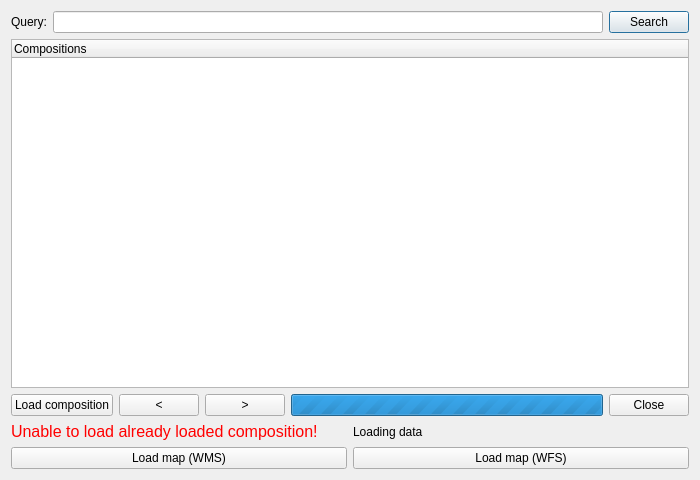
This is dlg_addMicka.ui in LESPROJEKT/qgis-layman-plugin as Qt 5 draws it before an edit. The edited form follows.
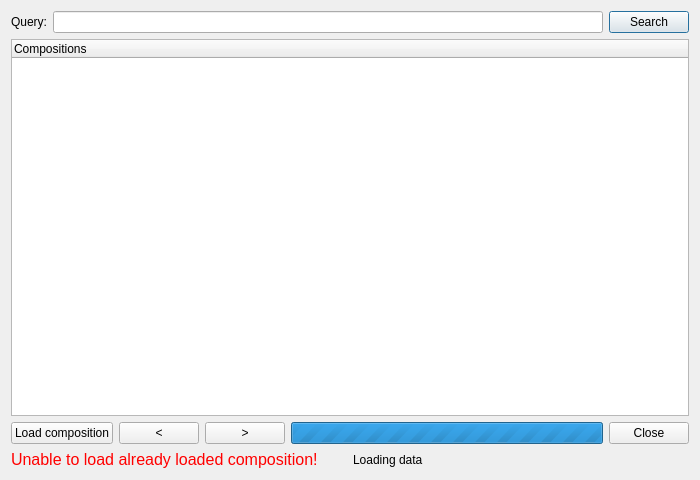
This is the edited form.

The edit to the form file:
```diff
--- a/dlg_addMicka.ui
+++ b/dlg_addMicka.ui
@@ -5,6 +5,14 @@
   <property name="windowModality">
    <enum>Qt::ApplicationModal</enum>
   </property>
+  <property name="geometry">
+   <rect>
+    <x>0</x>
+    <y>0</y>
+    <width>700</width>
+    <height>480</height>
+   </rect>
+  </property>
   <property name="minimumSize">
    <size>
     <width>700</width>
@@ -121,22 +129,7 @@
     </layout>
    </item>
    <item>
-    <layout class="QHBoxLayout" name="horizontalLayout_4">
-     <item>
-      <widget class="QPushButton" name="pushButton">
-       <property name="text">
-        <string>Load map (WMS)</string>
-       </property>
-      </widget>
-     </item>
-     <item>
-      <widget class="QPushButton" name="pushButton_mapWFS">
-       <property name="text">
-        <string>Load map (WFS)</string>
-       </property>
-      </widget>
-     </item>
-    </layout>
+    <layout class="QHBoxLayout" name="horizontalLayout_4"/>
    </item>
   </layout>
  </widget>
```
